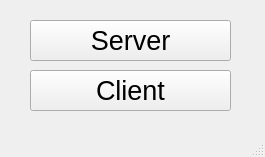
First picture: the form in src/resources/UI/choice.ui, repository abbeswrld/web, before the edit.
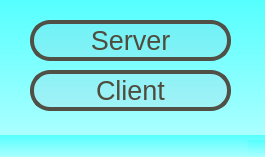
Second picture: the form after the edit.

Commit message: added simple interface

```diff
--- a/src/resources/UI/choice.ui
+++ b/src/resources/UI/choice.ui
@@ -11,9 +11,16 @@
    </rect>
   </property>
   <property name="windowTitle">
-   <string/>
+   <string>выбор быстреньки</string>
+  </property>
+  <property name="styleSheet">
+   <string notr="true">background-color: qlineargradient(spread:pad, x1:0, y1:0, x2:0, y2:1, stop:0 rgba(85, 255, 255, 255), stop:1 rgba(170, 255, 255, 255))
+</string>
   </property>
   <widget class="QWidget" name="centralwidget">
+   <property name="autoFillBackground">
+    <bool>false</bool>
+   </property>
    <widget class="QPushButton" name="create_server_btn">
     <property name="geometry">
      <rect>
@@ -28,6 +35,31 @@
       <pointsize>20</pointsize>
      </font>
     </property>
+    <property name="styleSheet">
+     <string notr="true">QPushButton{
+background-color: rgb(255, 85, 139, 20);
+color: rgb(79, 76, 62);
+border-radius: 20px;
+border: 4px solid rgb(81, 80, 71);
+}
+
+
+
+QPushButton:hover {
+	background-color: rgb(255, 85, 139, 180);
+	color: rgb(255, 255, 255);
+	border-radius: 20px;
+	border: 4px solid rgb(81, 80, 71);
+	transition: 3s;
+}
+
+QPushButton:pressed {	
+	background-color:rgb(141, 47, 78);
+	color: rgb(255, 255, 255);
+	border-radius: 20px;
+	border: 4px solid rgb(40, 40, 30);
+}</string>
+    </property>
     <property name="text">
      <string>Server</string>
     </property>
@@ -46,6 +78,30 @@
       <pointsize>20</pointsize>
      </font>
     </property>
+    <property name="styleSheet">
+     <string notr="true">QPushButton{
+background-color: rgb(255, 85, 139, 20);
+color: rgb(79, 76, 62);
+border-radius: 20px;
+border: 4px solid rgb(81, 80, 71);
+}
+
+
+
+QPushButton:hover {
+	background-color: rgb(255, 85, 139, 180);
+	color: rgb(255, 255, 255);
+	border-radius: 20px;
+	border: 4px solid rgb(81, 80, 71);
+}
+
+QPushButton:pressed {	
+	background-color:rgb(141, 47, 78);
+	color: rgb(255, 255, 255);
+	border-radius: 20px;
+	border: 4px solid rgb(40, 40, 30);
+}</string>
+    </property>
     <property name="text">
      <string>Client</string>
     </property>
```
Left out of the diff: 1 changed line with no effect on the pictures.
